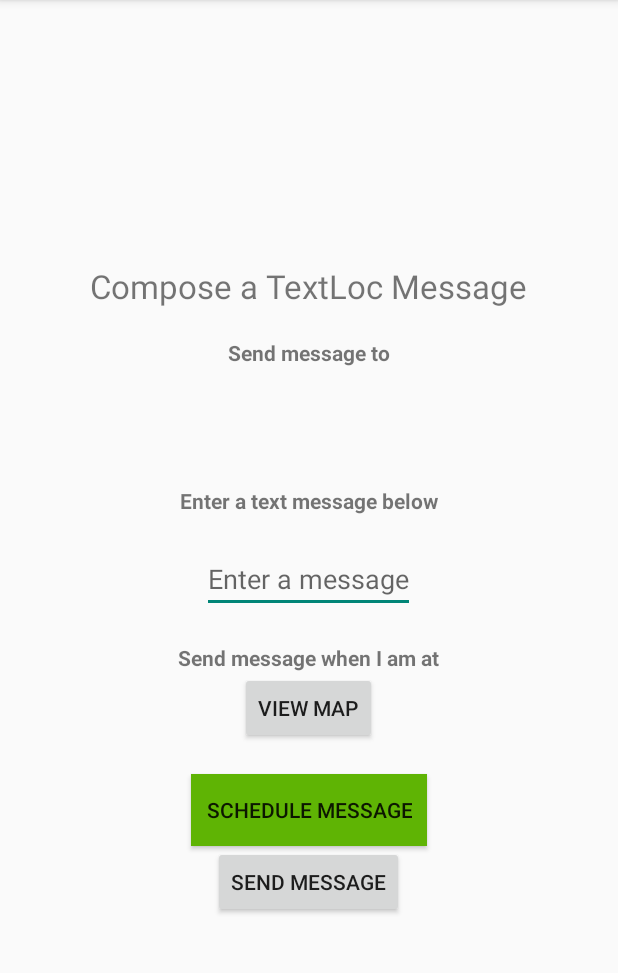
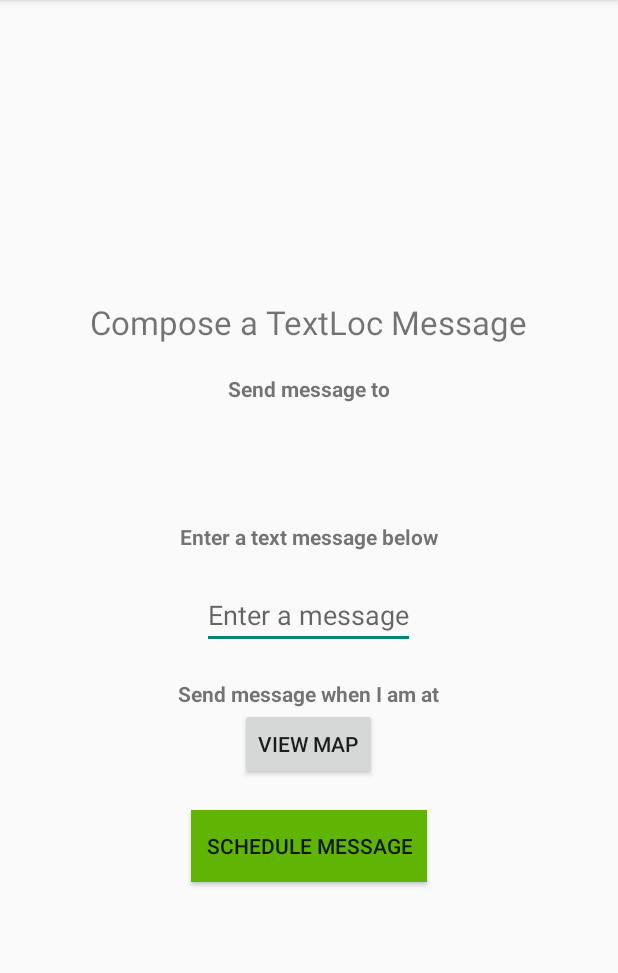
Before and after one commit to s274lee/hack-western, an Android app: the MainActivity screen opened directly, with no data from a screen before it, on a phone screen of 412 x 824 dp, the part 84-1057 px from its top. Run offline under Robolectric (Android 15) with nearby library versions, the phone set to English and light mode, and no system bars.

Commit message:
Removed Contact button

```diff
--- a/HackWestern/app/src/main/res/layout/activity_main.xml
+++ b/HackWestern/app/src/main/res/layout/activity_main.xml
@@ -63,11 +63,11 @@
         style="@style/content_wrapping.button"
         />
 
-    <Button
-        android:id="@+id/contactButton"
-        android:layout_width="wrap_content"
-        android:layout_height="wrap_content"
-        android:text="Send Message"
-        />
+    <!--<Button-->
+        <!--android:id="@+id/contactButton"-->
+        <!--android:layout_width="wrap_content"-->
+        <!--android:layout_height="wrap_content"-->
+        <!--android:text="Send Message"-->
+        <!--/>-->
 
 </LinearLayout>
```
Also changed, not shown: HackWestern/app/src/main/java/hackwestern/hackwestern/MainActivity.java (+9 -9 lines).
